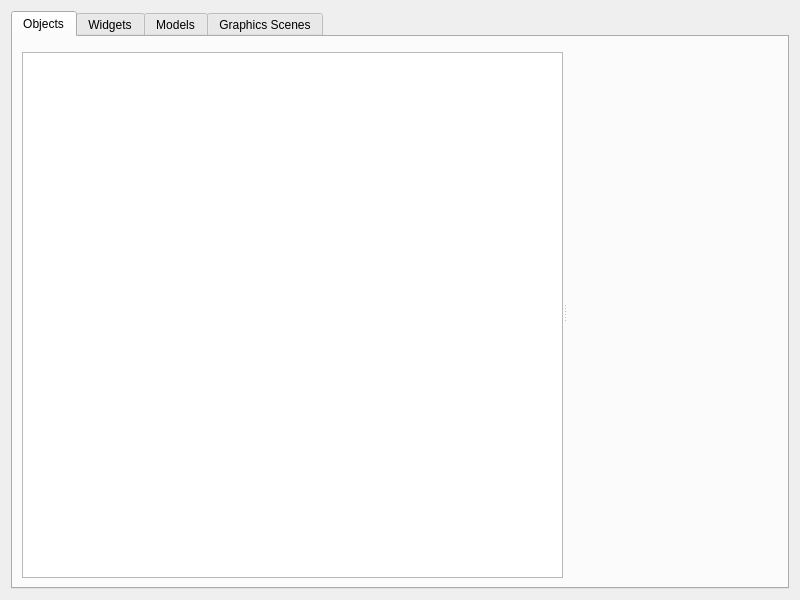
Qt form mainwindow.ui (KDAB/GammaRay) before a commit.
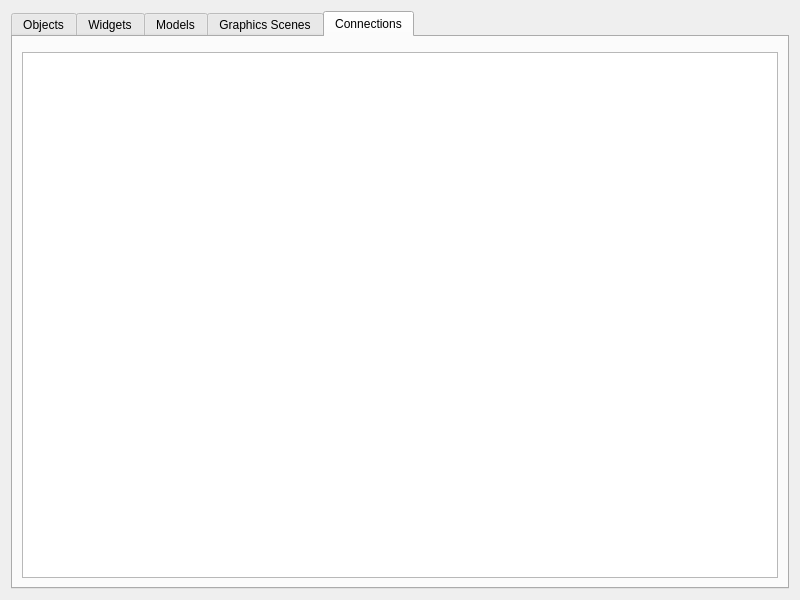
The same form after that commit. The open tabs and pages were chosen to show the change. Custom widgets are drawn as their Qt base class.

Commit message: Add connection model.

```diff
--- a/mainwindow.ui
+++ b/mainwindow.ui
@@ -121,6 +121,23 @@
        </item>
       </layout>
      </widget>
+     <widget class="QWidget" name="tab_5">
+      <attribute name="title">
+       <string>Connections</string>
+      </attribute>
+      <layout class="QVBoxLayout" name="verticalLayout_9">
+       <item>
+        <widget class="KFilterProxySearchLine" name="connectionSearchLine"/>
+       </item>
+       <item>
+        <widget class="QTreeView" name="connectionView">
+         <property name="allColumnsShowFocus">
+          <bool>true</bool>
+         </property>
+        </widget>
+       </item>
+      </layout>
+     </widget>
     </widget>
    </item>
   </layout>
```
Left out of the diff: 4 changed lines with no effect on the pictures. The commit also changes 8 other files.
